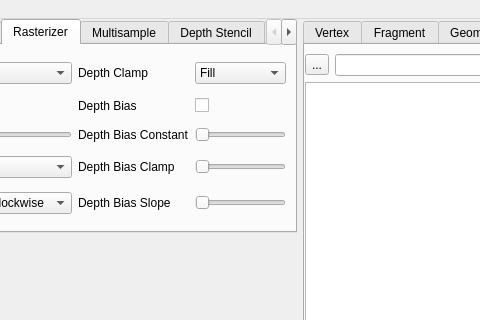
First picture: the form in Vulkan-Pipeline-Assistant/mainwindow.ui, repository Untitled-Games/Vulkan-Pipeline-Assistant, before the edit; both pictures show x 160 to 640 and y 0 to 320 of the 1149 by 896 pixel window.
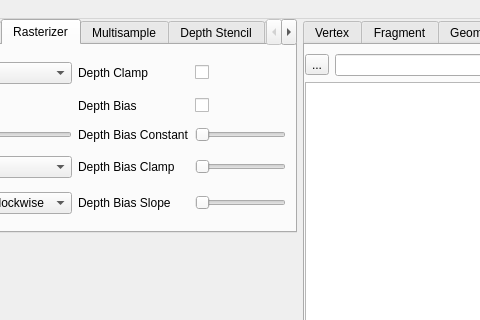
Second picture: the form after the edit. The open tabs and pages were chosen to show the change.

Commit message: Connected config widgets to values

Patch:
```diff
--- a/Vulkan-Pipeline-Assistant/mainwindow.ui
+++ b/Vulkan-Pipeline-Assistant/mainwindow.ui
@@ -408,25 +408,6 @@
             </property>
            </widget>
           </item>
-          <item row="0" column="3">
-           <widget class="QComboBox" name="gcbPolygonMode_2">
-            <item>
-             <property name="text">
-              <string>Fill</string>
-             </property>
-            </item>
-            <item>
-             <property name="text">
-              <string>Lines</string>
-             </property>
-            </item>
-            <item>
-             <property name="text">
-              <string>Points</string>
-             </property>
-            </item>
-           </widget>
-          </item>
           <item row="1" column="0">
            <widget class="QLabel" name="label_4">
             <property name="text">
@@ -563,6 +544,13 @@
             </property>
            </widget>
           </item>
+          <item row="0" column="3">
+           <widget class="QCheckBox" name="gcDepthClamp">
+            <property name="text">
+             <string/>
+            </property>
+           </widget>
+          </item>
          </layout>
         </widget>
         <widget class="QWidget" name="MultisampleTab">
```
Left out of the diff: 87 changed lines with no effect on the pictures. The commit also changes 4 other files.
